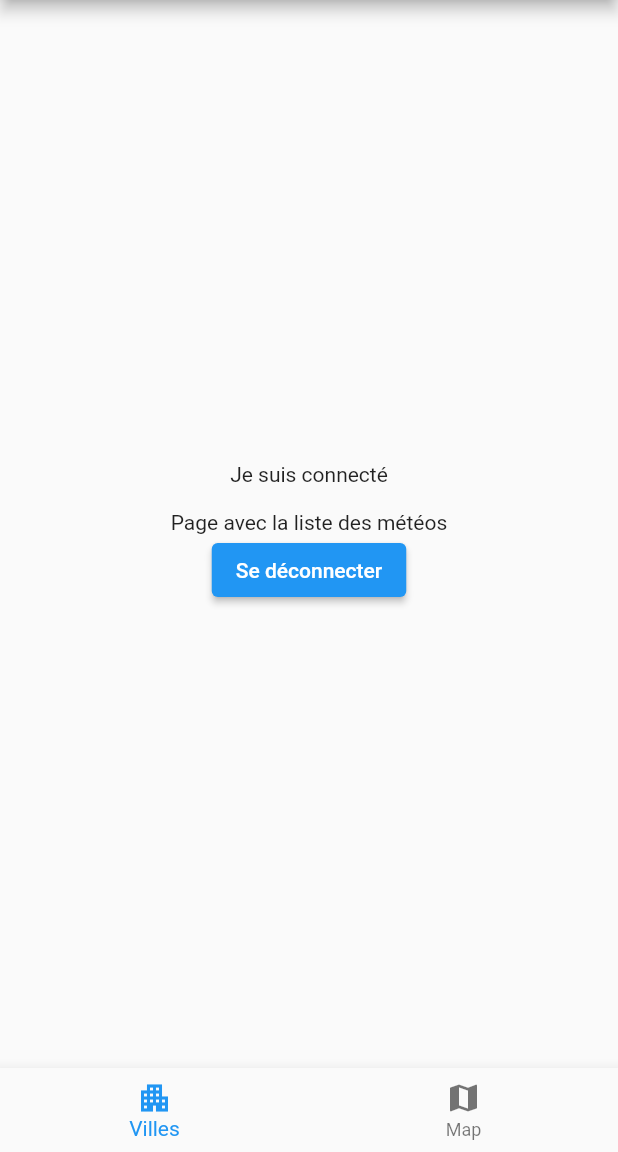
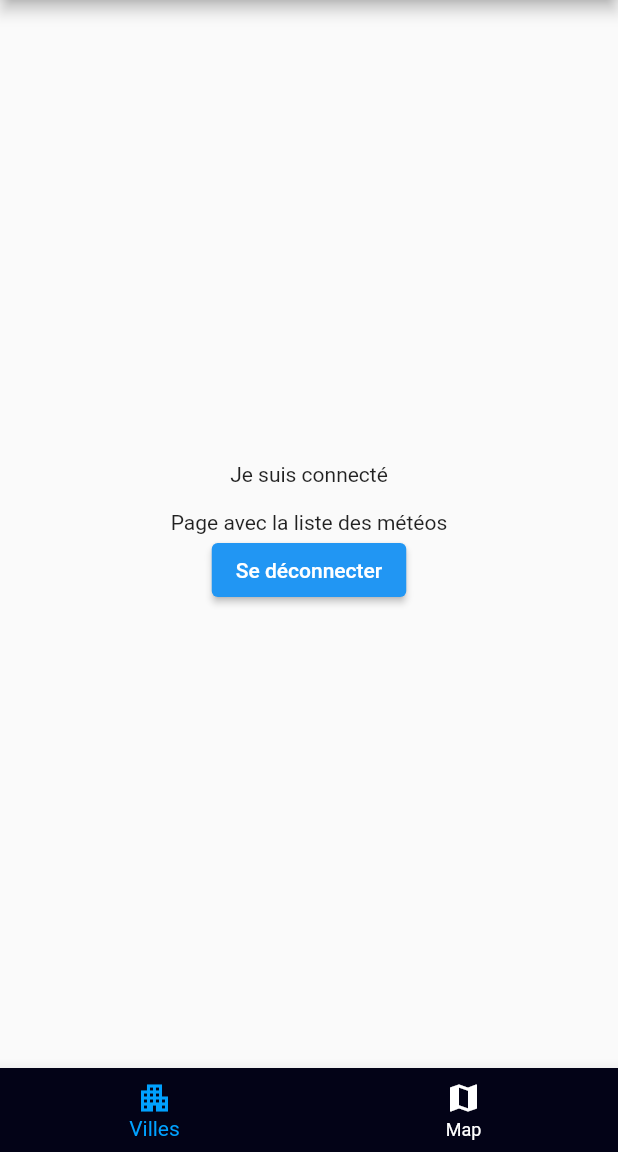
Before and after one commit to sofianefarkhani/Weather, a Flutter app: the screen it shows once a user with an empty profile is signed in, on a phone screen of 412 x 824 dp, the part 84-1236 px from its top. Run offline on Flutter 3.47's test engine with Material 2 defaults, Android fonts, the phone set to English and light mode, and no system bars; our stand-ins replace cloud_firestore, firebase_auth, firebase_core, get_it, google_maps_flutter, injectable and 1 more; accounts and stored records are empty.

Commit message:
style: modification de la couleur de la BottomNavigationBar

```diff
--- a/lib/ui/content/content_view.dart
+++ b/lib/ui/content/content_view.dart
@@ -30,11 +30,19 @@ class ContentPage extends StatelessWidget {
           ),
         ),
         bottomNavigationBar: BottomNavigationBar(
+          backgroundColor: const Color(0xff030317),
+          selectedItemColor: const Color(0xff00A1FF),
+          unselectedItemColor: Colors.white,
           onTap: (newIndex) => viewModel.setIndex(newIndex),
           items: const [
             BottomNavigationBarItem(
-                icon: Icon(Icons.apartment), label: "Villes"),
-            BottomNavigationBarItem(icon: Icon(Icons.map), label: "Map"),
+              icon: Icon(Icons.apartment),
+              label: "Villes",
+            ),
+            BottomNavigationBarItem(
+              icon: Icon(Icons.map),
+              label: "Map",
+            ),
           ],
           currentIndex: viewModel.currentIndex,
         ),
--- a/pubspec.yaml
+++ b/pubspec.yaml
@@ -46,6 +46,7 @@ dependencies:
   # The following adds the Cupertino Icons font to your application.
   # Use with the CupertinoIcons class for iOS style icons.
   cupertino_icons: ^1.0.2
+  flutter_glow: ^0.2.0
 
   # Map
   google_maps_flutter: ^2.1.1
```
Also changed, not shown: pubspec.lock.
